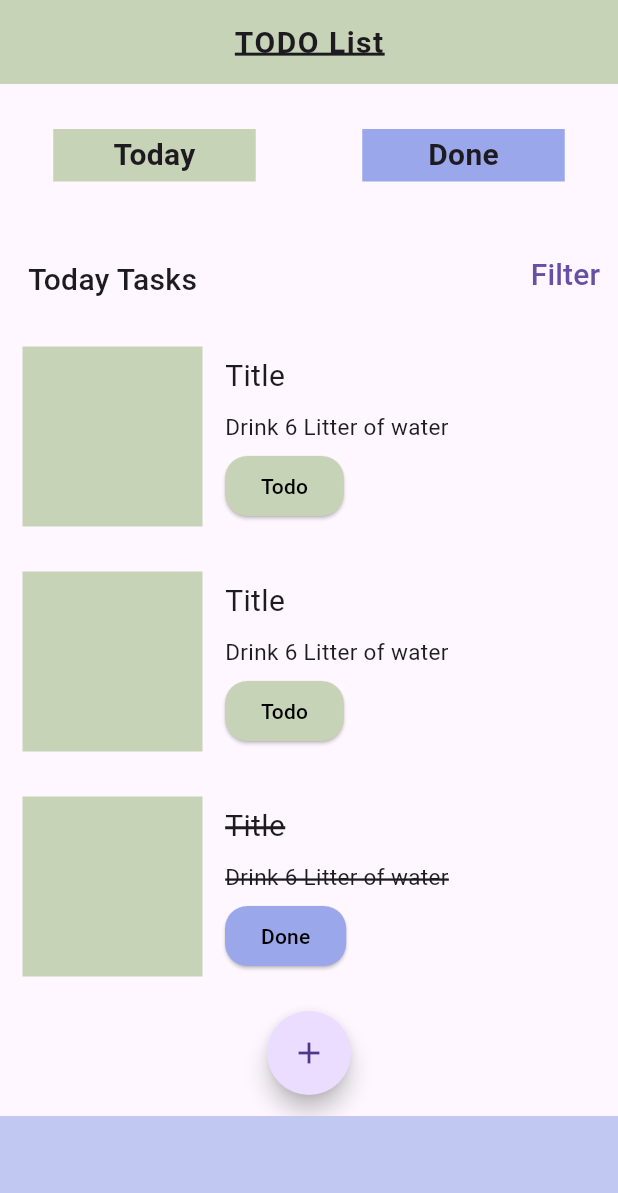
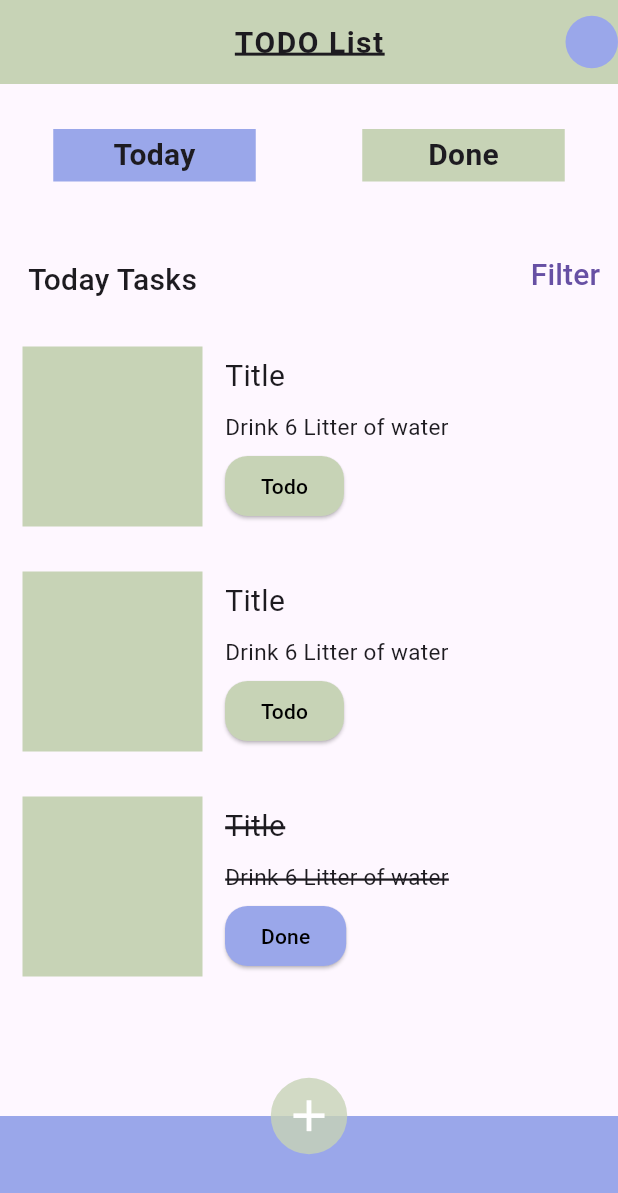
Before and after one commit to Eitaylay/todowidget, a Flutter app: the screen it shows after launch, on a phone screen of 412 x 824 dp. Shown: the top 1193 px of the screen. Run offline on Flutter 3.47's test engine with Material 3 defaults, Android fonts, the phone set to English and light mode, and no system bars.

Commit message:
Added: action icons and floating button is docked.

```diff
--- a/lib/contentsbox.dart
+++ b/lib/contentsbox.dart
@@ -5,6 +5,9 @@ import 'donecontents.dart';
 
 class ContentsBox extends StatelessWidget {
   const ContentsBox({super.key});
+
+  final paleGreen = const Color(0xFFC7D3B6);
+  final indigo = const Color(0xFF9AA7EA);
 
   @override
   Widget build(BuildContext context) {
@@ -20,7 +23,7 @@ class ContentsBox extends StatelessWidget {
                 Container(
                   width: 120,
                   height: 120,
-                  color: const Color(0xFFC7D3B6),
+                  color: paleGreen,
                   margin: const EdgeInsets.all(15),
                 ),
                 ToDoContents(),
@@ -31,7 +34,7 @@ class ContentsBox extends StatelessWidget {
                 Container(
                   width: 120,
                   height: 120,
-                  color: const Color(0xFFC7D3B6),
+                  color: paleGreen,
                   margin: const EdgeInsets.all(15),
                 ),
                 ToDoContents(),
@@ -42,7 +45,7 @@ class ContentsBox extends StatelessWidget {
                 Container(
                   width: 120,
                   height: 120,
-                  color: const Color(0xFFC7D3B6),
+                  color: paleGreen,
                   margin: const EdgeInsets.all(15),
                 ),
                 DoneContents(),
--- a/lib/donecontents.dart
+++ b/lib/donecontents.dart
@@ -5,6 +5,8 @@ import 'package:flutter/material.dart';
 
 class DoneContents extends StatelessWidget {
   const DoneContents({super.key});
+
+  final indigo = const Color(0xFF9AA7EA);
 
   @override
   Widget build(BuildContext context) {
@@ -45,7 +47,7 @@ class DoneContents extends StatelessWidget {
               ElevatedButton(
                 child: Text("Done"),
                 style: ElevatedButton.styleFrom(
-                  backgroundColor: const Color(0xFF9AA7EA),
+                  backgroundColor: indigo,
                   foregroundColor: Colors.black,
                   shape: RoundedRectangleBorder(
                     borderRadius: BorderRadius.circular(15),
--- a/lib/main.dart
+++ b/lib/main.dart
@@ -25,14 +25,17 @@ class MyApp extends StatelessWidget {
 }
 
 class MyHomePage extends StatelessWidget {
-  const MyHomePage({Key? key});
+  const MyHomePage({super.key});
+
+  final paleGreen = const Color(0xFFC7D3B6);
+  final indigo = const Color(0xFF9AA7EA);
 
   @override
   Widget build(BuildContext context) {
     return Scaffold(
       appBar: AppBar(
         centerTitle: true,
-        backgroundColor: const Color(0xFFC7D3B6),
+        backgroundColor: paleGreen,
         title: const Text(
           "TODO List",
           style: TextStyle(
@@ -43,26 +46,40 @@ class MyHomePage extends StatelessWidget {
             decorationThickness: 2,
           ),
         ),
+        actions: [
+          Container(
+            width: 35,
+            height: 35,
+            decoration: BoxDecoration(
+              shape: BoxShape.circle,
+              color: indigo,
+            ),
+          ),
+        ],
       ),
-      bottomNavigationBar: const BottomAppBar(
-        color: Color(0xFFC1C9F2),
+      bottomNavigationBar: Container(
+        height: 80,
+        width: double.maxFinite,
+        color: indigo,
       ),
-      body: Column(
+      floatingActionButtonLocation: FloatingActionButtonLocation.centerDocked,
+      floatingActionButton: IconButton.filled(
+        style: IconButton.styleFrom(
+          backgroundColor: paleGreen.withOpacity(0.8),
+          foregroundColor: Colors.white,
+        ),
+        onPressed: () {},
+        icon: const Icon(
+          Icons.add,
+          size: 35,
+        ),
+      ),
+      body: const Column(
         children: [
           Column(
             children: [
-              const TitleAndMenu(),
-              const ContentsBox(),
-              Padding(
-                padding: const EdgeInsets.all(8),
-                child: FloatingActionButton(
-                  shape: RoundedRectangleBorder(
-                      borderRadius: BorderRadius.circular(30)),
-                  key: const Key('myFab'),
-                  child: const Icon(Icons.add),
-                  onPressed: () {},
-                ),
-              ),
+              TitleAndMenu(),
+              ContentsBox(),
             ],
           ),
         ],
--- a/lib/titleandmenu.dart
+++ b/lib/titleandmenu.dart
@@ -3,6 +3,9 @@ import 'package:flutter/material.dart';
 
 class TitleAndMenu extends StatelessWidget {
   const TitleAndMenu({super.key});
+
+  final paleGreen = const Color(0xFFC7D3B6);
+  final indigo = const Color(0xFF9AA7EA);
 
   @override
   Widget build(BuildContext context) {
@@ -16,7 +19,7 @@ class TitleAndMenu extends StatelessWidget {
             Container(
               width: 135,
               height: 35,
-              color: const Color(0xFFC7D3B6),
+              color: indigo,
               margin: const EdgeInsets.only(top: 30, bottom: 30),
               alignment: Alignment.center,
               child: const Text(
@@ -30,7 +33,7 @@ class TitleAndMenu extends StatelessWidget {
             Container(
               width: 135,
               height: 35,
-              color: const Color(0xFF9AA7EA),
+              color: paleGreen,
               margin: const EdgeInsets.only(top: 30, bottom: 30),
               alignment: Alignment.center,
               child: const Text(
--- a/lib/todocontents.dart
+++ b/lib/todocontents.dart
@@ -3,6 +3,8 @@ import 'package:flutter/material.dart';
 
 class ToDoContents extends StatelessWidget {
   const ToDoContents({super.key});
+
+  final paleGreen = const Color(0xFFC7D3B6);
 
   @override
   Widget build(BuildContext context) {
@@ -39,7 +41,7 @@ class ToDoContents extends StatelessWidget {
               ElevatedButton(
                 child: Text("Todo"),
                 style: ElevatedButton.styleFrom(
-                  backgroundColor: const Color(0xFFC7D3B6),
+                  backgroundColor: paleGreen,
                   foregroundColor: Colors.black,
                   shape: RoundedRectangleBorder(
                     borderRadius: BorderRadius.circular(15),
```
